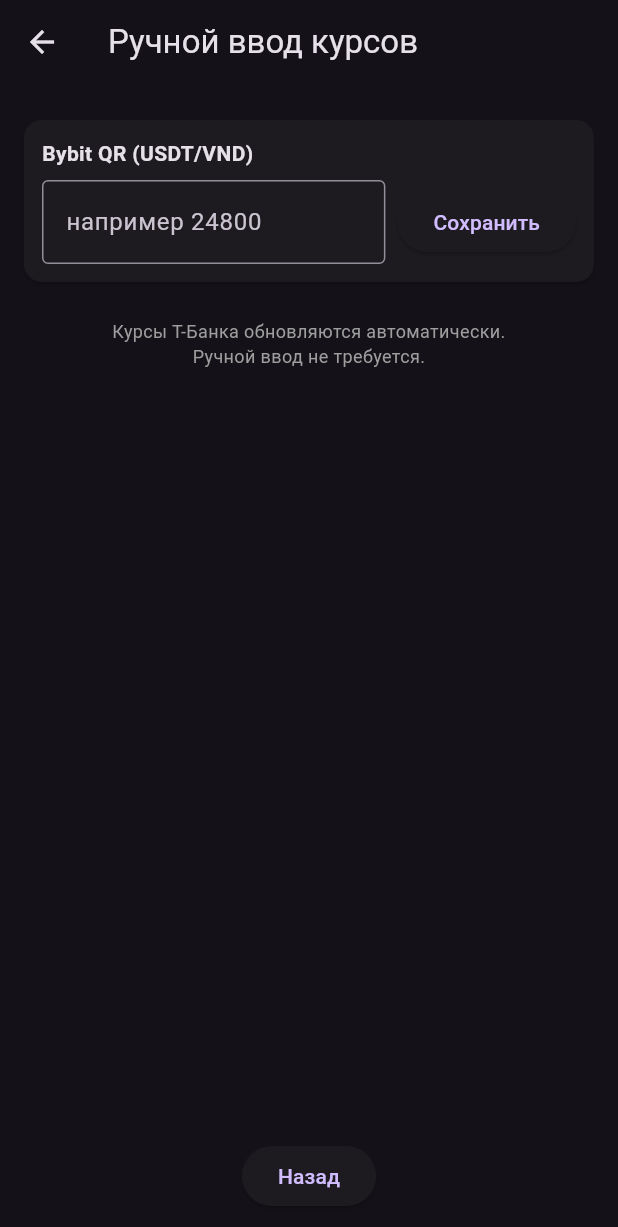
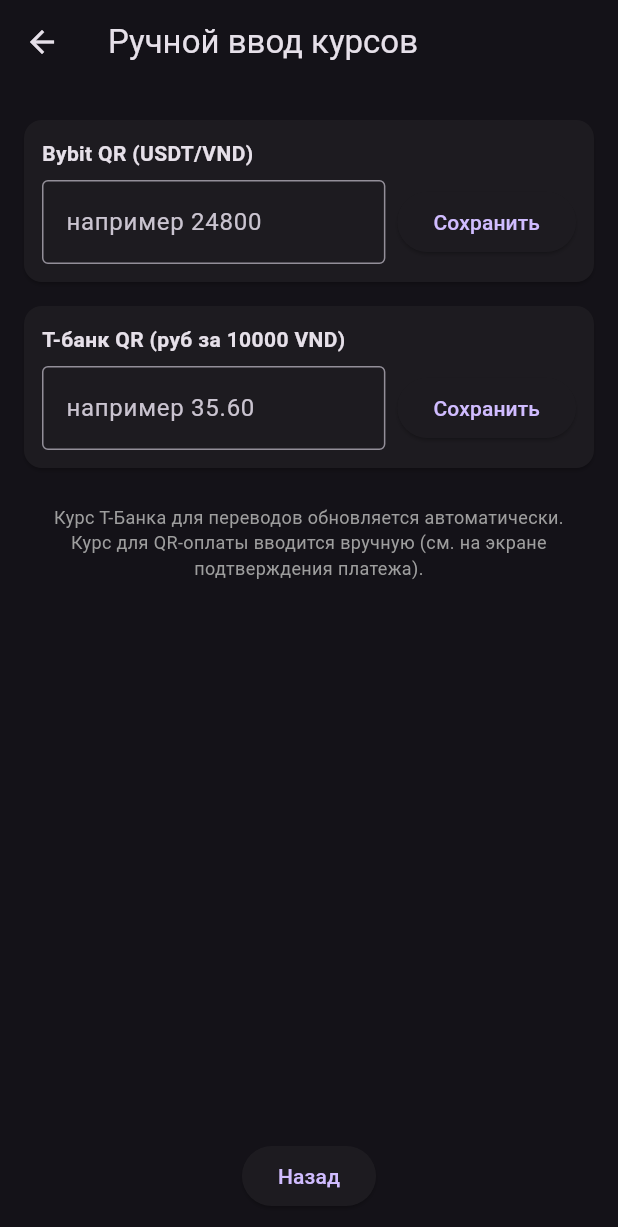
Before and after one commit to N-31V/VNDRUBconverter, a Flutter app: the screen it shows after launch, after a tap on "Ввести курсы", on a phone screen of 412 x 824 dp. Shown: the top 1227 px of the screen. Run offline on Flutter 3.47's test engine with Material 3 defaults, Android fonts, the phone set to English and light mode, and no system bars; our stand-ins replace fl_chart, flutter_dotenv, sqflite; accounts and stored records are empty; network calls fail.

Commit message:
manual qr t bank

```diff
--- a/lib/main.dart
+++ b/lib/main.dart
@@ -47,14 +47,12 @@ class _HomeScreenState extends State<HomeScreen> {
     _refreshAllRates();
   }
 
-  // Обновить все курсы (ЦБ + Т-Банк) и график
   Future<void> _refreshAllRates() async {
     setState(() => _isLoading = true);
     try {
       await CbrApiClient.fetchAndSaveRates();
-      await TbankApiClient.fetchAndSaveTbankRates();
+      await TbankApiClient.fetchAndSaveTbankRates(); // обновляет только tbankTransfer
       await _loadData();
-      // Обновляем график
       _graphKey.currentState?.refresh();
     } catch (e) {
       setState(() {
--- a/lib/screens/settings_screen.dart
+++ b/lib/screens/settings_screen.dart
@@ -10,6 +10,7 @@ class SettingsScreen extends StatefulWidget {
 
 class _SettingsScreenState extends State<SettingsScreen> {
   final _bybitQrController = TextEditingController();
+  final _tbankQrController = TextEditingController();
   bool _loading = false;
 
   @override
@@ -23,6 +24,7 @@ class _SettingsScreenState extends State<SettingsScreen> {
   @override
   void dispose() {
     _bybitQrController.dispose();
+    _tbankQrController.dispose();
     super.dispose();
   }
 
@@ -30,10 +32,16 @@ class _SettingsScreenState extends State<SettingsScreen> {
     try {
       final db = DatabaseHelper();
       final bybitQr = await db.getLatestRate(Sources.bybitQr, Currencies.usdt, Currencies.vnd);
+      final tbankQr = await db.getLatestRate(Sources.tbankQr, Currencies.rub, Currencies.vnd);
+
       if (!mounted) return;
       setState(() {
         if (bybitQr != null) {
           _bybitQrController.text = bybitQr.value.toStringAsFixed(0);
+        }
+        if (tbankQr != null) {
+          // tbankQr.value — VND за 1 RUB, нужно рубли за 10000 VND
+          _tbankQrController.text = (10000 / tbankQr.value).toStringAsFixed(2);
         }
       });
     } catch (e) {
@@ -73,6 +81,40 @@ class _SettingsScreenState extends State<SettingsScreen> {
     }
   }
 
+  Future<void> _saveTbankQr() async {
+    final rubPer10000 = double.tryParse(_tbankQrController.text.replaceAll(',', '.'));
+    if (rubPer10000 == null || rubPer10000 <= 0) {
+      ScaffoldMessenger.of(context).showSnackBar(
+        SnackBar(content: Text('Введите корректный курс (руб за 10000 VND), например 35.60')),
+      );
+      return;
+    }
+    // Пересчитываем в VND за 1 RUB
+    final vndPerRub = 10000 / rubPer10000;
+    setState(() => _loading = true);
+    try {
+      final db = DatabaseHelper();
+      await db.insertRateIfChanged(Rate(
+        base: Currencies.rub,
+        quote: Currencies.vnd,
+        value: vndPerRub,
+        source: Sources.tbankQr,
+        timestamp: DateTime.now(),
+      ));
+      if (!mounted) return;
+      ScaffoldMessenger.of(context).showSnackBar(
+        SnackBar(content: Text('Курс Т-банк QR сохранён: ${rubPer10000.toStringAsFixed(2)} руб за 10000 VND')),
+      );
+    } catch (e) {
+      if (!mounted) return;
+      ScaffoldMessenger.of(context).showSnackBar(
+        SnackBar(content: Text('Ошибка: $e')),
+      );
+    } finally {
+      if (mounted) setState(() => _loading = false);
+    }
+  }
+
   @override
   Widget build(BuildContext context) {
     return Scaffold(
@@ -84,41 +126,23 @@ class _SettingsScreenState extends State<SettingsScreen> {
             Expanded(
               child: ListView(
                 children: [
-                  Card(
-                    margin: EdgeInsets.symmetric(vertical: 8),
-                    child: Padding(
-                      padding: const EdgeInsets.all(12.0),
-                      child: Column(
-                        crossAxisAlignment: CrossAxisAlignment.start,
-                        children: [
-                          Text('Bybit QR (USDT/VND)', style: TextStyle(fontWeight: FontWeight.bold)),
-                          SizedBox(height: 8),
-                          Row(
-                            children: [
-                              Expanded(
-                                child: TextField(
-                                  controller: _bybitQrController,
-                                  keyboardType: TextInputType.numberWithOptions(decimal: true),
-                                  decoration: InputDecoration(
-                                    hintText: 'например 24800',
-                                    border: OutlineInputBorder(),
-                                  ),
-                                ),
-                              ),
-                              SizedBox(width: 8),
-                              ElevatedButton(
-                                onPressed: _loading ? null : _saveBybitQr,
-                                child: Text('Сохранить'),
-                              ),
-                            ],
-                          ),
-                        ],
-                      ),
-                    ),
+                  _buildInputSection(
+                    title: 'Bybit QR (USDT/VND)',
+                    hint: 'например 24800',
+                    controller: _bybitQrController,
+                    onSave: _saveBybitQr,
+                    isLoading: _loading,
+                  ),
+                  _buildInputSection(
+                    title: 'Т-банк QR (руб за 10000 VND)',
+                    hint: 'например 35.60',
+                    controller: _tbankQrController,
+                    onSave: _saveTbankQr,
+                    isLoading: _loading,
                   ),
                   SizedBox(height: 16),
                   Text(
-                    'Курсы Т-Банка обновляются автоматически.\nРучной ввод не требуется.',
+                    'Курс Т-Банка для переводов обновляется автоматически.\nКурс для QR-оплаты вводится вручную (см. на экране подтверждения платежа).',
                     style: TextStyle(fontSize: 12, color: Colors.grey),
                     textAlign: TextAlign.center,
                   ),
@@ -134,4 +158,45 @@ class _SettingsScreenState extends State<SettingsScreen> {
       ),
     );
   }
+
+  Widget _buildInputSection({
+    required String title,
+    required String hint,
+    required TextEditingController controller,
+    required VoidCallback onSave,
+    required bool isLoading,
+  }) {
+    return Card(
+      margin: EdgeInsets.symmetric(vertical: 8),
+      child: Padding(
+        padding: const EdgeInsets.all(12.0),
+        child: Column(
+          crossAxisAlignment: CrossAxisAlignment.start,
+          children: [
+            Text(title, style: TextStyle(fontWeight: FontWeight.bold)),
+            SizedBox(height: 8),
+            Row(
+              children: [
+                Expanded(
+                  child: TextField(
+                    controller: controller,
+                    keyboardType: TextInputType.numberWithOptions(decimal: true),
+                    decoration: InputDecoration(
+                      hintText: hint,
+                      border: OutlineInputBorder(),
+                    ),
+                  ),
+                ),
+                SizedBox(width: 8),
+                ElevatedButton(
+                  onPressed: isLoading ? null : onSave,
+                  child: Text('Сохранить'),
+                ),
+              ],
+            ),
+          ],
+        ),
+      ),
+    );
+  }
 }
--- a/lib/services/tbank_api.dart
+++ b/lib/services/tbank_api.dart
@@ -21,26 +21,14 @@ class TbankApiClient {
 
       final rates = data['payload']['rates'] as List;
 
-      final qrRateObj = rates.firstWhere(
-            (r) => r['category'] == 'DebitCardsOperations',
-        orElse: () => throw Exception('Категория DebitCardsOperations не найдена'),
-      );
       final transferRateObj = rates.firstWhere(
             (r) => r['category'] == 'DebitCardsTransfers',
         orElse: () => throw Exception('Категория DebitCardsTransfers не найдена'),
       );
 
-      final qrSell = (qrRateObj['buy'] as num).toDouble(); // VND за 1 RUB
       final transferSell = (transferRateObj['buy'] as num).toDouble();
 
       final db = DatabaseHelper();
-      await db.insertRateIfChanged(Rate(
-        base: Currencies.rub,
-        quote: Currencies.vnd,
-        value: qrSell,
-        source: Sources.tbankQr,
-        timestamp: DateTime.now(),
-      ));
       await db.insertRateIfChanged(Rate(
         base: Currencies.rub,
         quote: Currencies.vnd,
@@ -49,9 +37,9 @@ class TbankApiClient {
         timestamp: DateTime.now(),
       ));
 
-      print('Курсы Т-Банка сохранены: QR = $qrSell VND/RUB, Transfer = $transferSell VND/RUB');
+      print('Курс Т-Банка (перевод) сохранён: $transferSell VND/RUB');
     } catch (e) {
-      throw Exception('Ошибка получения курсов Т-Банка: $e');
+      throw Exception('Ошибка получения курса Т-Банка: $e');
     }
   }
 }
```
